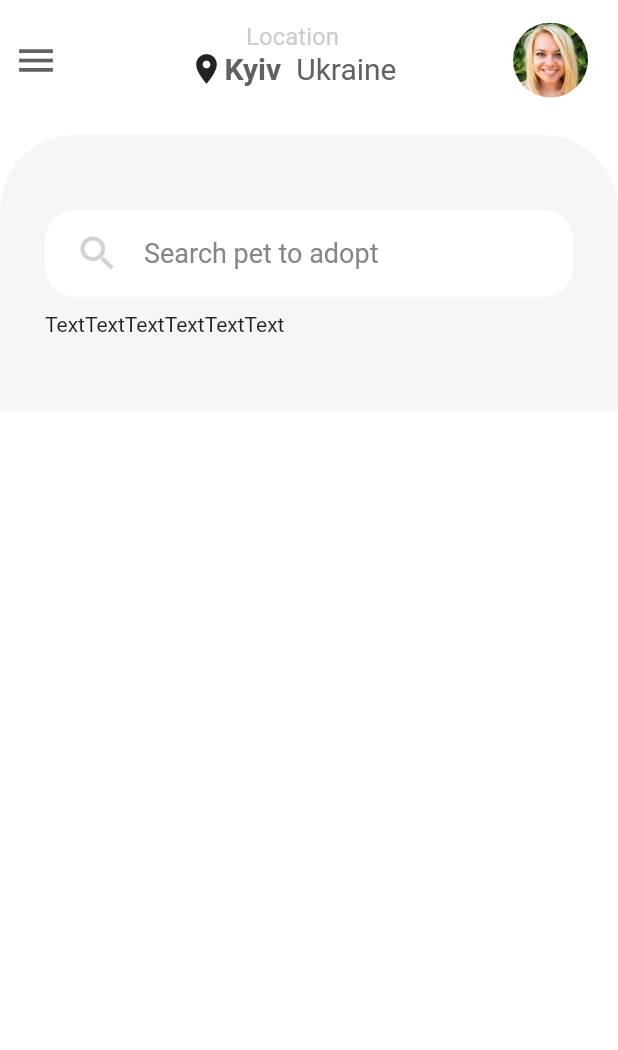
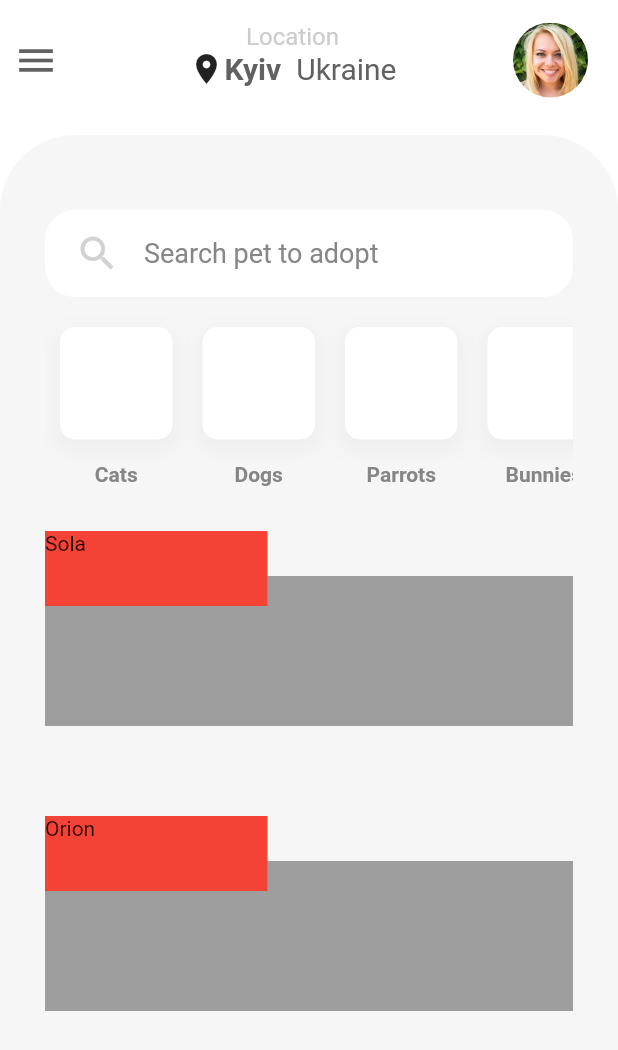
Before and after one commit to codingbbq/pets_adoption_app, a Flutter app: the screen it shows after launch, on a phone screen of 412 x 824 dp. Shown: the top 1050 px of the screen. Run offline on Flutter 3.47's test engine with Material 2 defaults, Android fonts, the phone set to English and light mode, and no system bars.

Commit message:
Fixing scrollview and cat category UI for home page

```diff
--- a/lib/components/home_page/category_selection.dart
+++ b/lib/components/home_page/category_selection.dart
@@ -1,12 +1,16 @@
 import 'package:flutter/material.dart';
 import 'package:pets_adoption_app/models/category_model.dart';
+import 'package:pets_adoption_app/utils/colors.dart';
 
 class CategorySelection extends StatelessWidget {
   @override
   Widget build(BuildContext context) {
     return Container(
-      child: Row(
-        children: categories.map((category) => Category()).toList()
+      child: SingleChildScrollView(
+        scrollDirection: Axis.horizontal,
+        child: Row(
+          children: categories.map((category) => Category(name : category.name)).toList()
+        )
       )
     );
   }
@@ -21,7 +25,45 @@ class Category extends StatelessWidget {
   @override
   Widget build(BuildContext context) {
     return Container(
-      child: Text("Text"),
+      child: Column(
+        crossAxisAlignment: CrossAxisAlignment.center,
+        children: <Widget>[
+
+          // Container widget to show the icon
+          Container(
+            width: 75,
+            height: 75,
+            margin: const EdgeInsets.all(10.0),
+            decoration: BoxDecoration(
+              color: Colors.white,
+              boxShadow: <BoxShadow>[
+                BoxShadow(
+                  color: Colors.grey[200],
+                  offset: Offset(0.0, 5.0),
+                  blurRadius: 10.0,
+                  spreadRadius: 3.0
+                )
+              ],
+              borderRadius: BorderRadius.circular(10.0),
+              border: Border.all(
+                style: BorderStyle.none
+              )
+            ),
+          ),
+
+          SizedBox(height: 5.0,),
+
+          // Show the Category text
+          Text(
+            name,
+            style: TextStyle(
+              color: secondaryTextColor,
+              fontSize: 14.0,
+              fontWeight: FontWeight.bold
+            ),
+          )
+        ],
+      )
     );
   }
 }
--- a/lib/components/home_page/layout.dart
+++ b/lib/components/home_page/layout.dart
@@ -2,6 +2,7 @@ import 'package:flutter/material.dart';
 import 'package:pets_adoption_app/components/home_page/category_selection.dart';
 import 'package:pets_adoption_app/components/shared/searchBox.dart';
 import 'package:pets_adoption_app/utils/colors.dart';
+import 'package:pets_adoption_app/components/home_page/list_data.dart';
 
 class Layout extends StatelessWidget {
   @override
@@ -19,7 +20,9 @@ class Layout extends StatelessWidget {
 
             SizedBox(height: 10.0,),
 
-            CategorySelection()
+            CategorySelection(),
+
+            ListData(),
           ],
         ),
       ),
--- /dev/null
+++ b/lib/components/home_page/list_data.dart
@@ -0,0 +1,41 @@
+import 'package:flutter/material.dart';
+import 'package:pets_adoption_app/models/cat.dart';
+
+class ListData extends StatelessWidget {
+  @override
+  Widget build(BuildContext context) {
+    return Column(
+      children: cat.map((cat) => CatCard(cat: cat)).toList()
+    );
+  }
+}
+
+class CatCard extends StatelessWidget {
+  final Cat cat;
+  CatCard({
+    this.cat
+  });
+  @override
+  Widget build(BuildContext context) {
+    return Container(
+      margin: const EdgeInsets.symmetric(vertical: 30.0),
+      child: Stack(
+        children: <Widget>[
+          Container(
+            margin: const EdgeInsets.only(top: 30.0),
+            width: MediaQuery.of(context).size.width * 0.90,
+            height: 100,
+            color: Colors.grey,
+            child: Text(cat.name)
+          ),
+          Container(
+            width: (MediaQuery.of(context).size.width * 0.90) * 0.40,
+            height: 50,
+            color: Colors.red,
+            child: Text(cat.name)
+          )
+        ],
+      ),
+    );
+  }
+}
--- /dev/null
+++ b/lib/models/cat.dart
@@ -0,0 +1,65 @@
+enum Gender {
+  male, female
+}
+
+class Cat {
+  final int id;
+  final String name;
+  final String type;
+  final Gender gender;
+  final int age;
+  final double distance;
+  final String location;
+  final String owner;
+  final String postdate;
+  final String summary;
+  final String image;
+
+  Cat({
+    this.id,
+    this.name,
+    this.type,
+    this.gender,
+    this.age,
+    this.distance,
+    this.location,
+    this.owner,
+    this.postdate,
+    this.summary,
+    this.image
+  });
+
+}
+
+final List<Cat> cat = [
+
+  Cat(
+    id: 1,
+    name: "Sola",
+    type: "Abbysinian Cat",
+    gender: Gender.male,
+    age: 2,
+    distance: 3.5,
+    location: "5 Bouvlerian street",
+    owner: "Maya Doe",
+    postdate: "25th March 2020",
+    summary: "Lorem Ipsum is simply dummy text of the printing and typesetting industry. Lorem Ipsum has been the industry's standard dummy text ever since the 1500s, when an unknown printer took a galley of type and scrambled it to make a type specimen book.",
+    image: "assets/images/cat/cat-1.png"
+  ),
+
+  Cat(
+    id: 2,
+    name: "Orion",
+    type: "Abbysinian Cat",
+    gender: Gender.female,
+    age: 2,
+    distance: 3.5,
+    location: "5 Bouvlerian street",
+    owner: "Maya Doe",
+    postdate: "25th March 2020",
+    summary: "Lorem Ipsum is simply dummy text of the printing and typesetting industry. Lorem Ipsum has been the industry's standard dummy text ever since the 1500s, when an unknown printer took a galley of type and scrambled it to make a type specimen book.",
+    image: "assets/images/cat/cat-2.png"
+  ),
+
+
+];
--- a/lib/pages/Home.dart
+++ b/lib/pages/Home.dart
@@ -11,10 +11,21 @@ class Home extends StatelessWidget {
           backgroundColor: bgColor,
           body: Container(
             child: Column(
+              mainAxisSize: MainAxisSize.max,
               children: <Widget>[
                 Header(),
-                SizedBox(height: 10.0,),
-                Layout()
+                Expanded(
+                  child: SingleChildScrollView(
+                    scrollDirection: Axis.vertical,
+                    child: Column(
+                      children: <Widget>[
+                        SizedBox(height: 10.0,),
+                        Layout()
+                      ],
+                    ),
+                  ),
+                )
+
               ],
             ),
           ),
```
Also changed, not shown: assets/images/cat/cat-1.png (added), assets/images/cat/cat-2.png (added).
